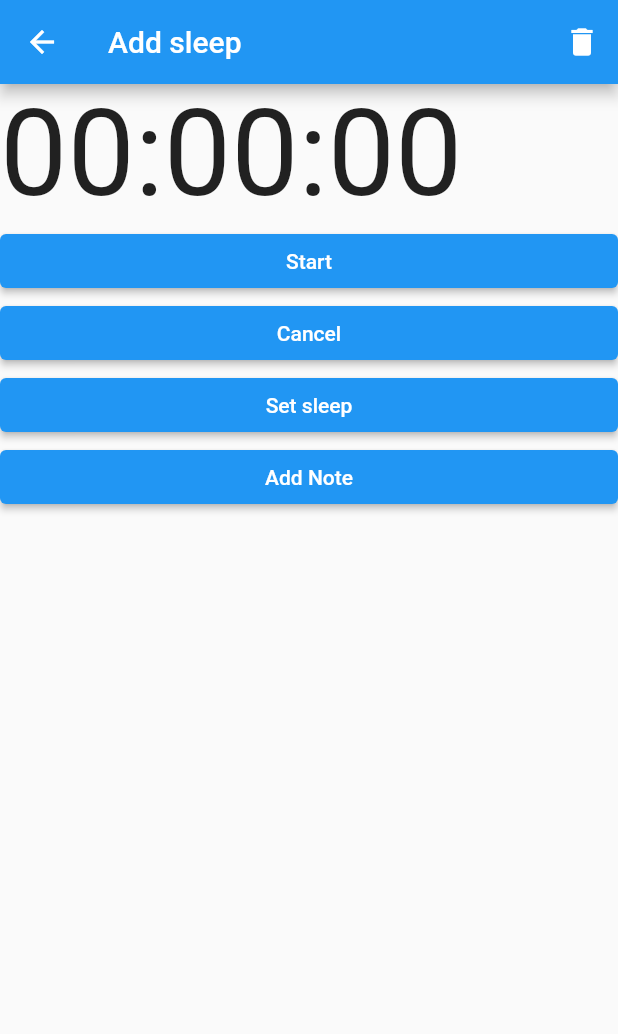
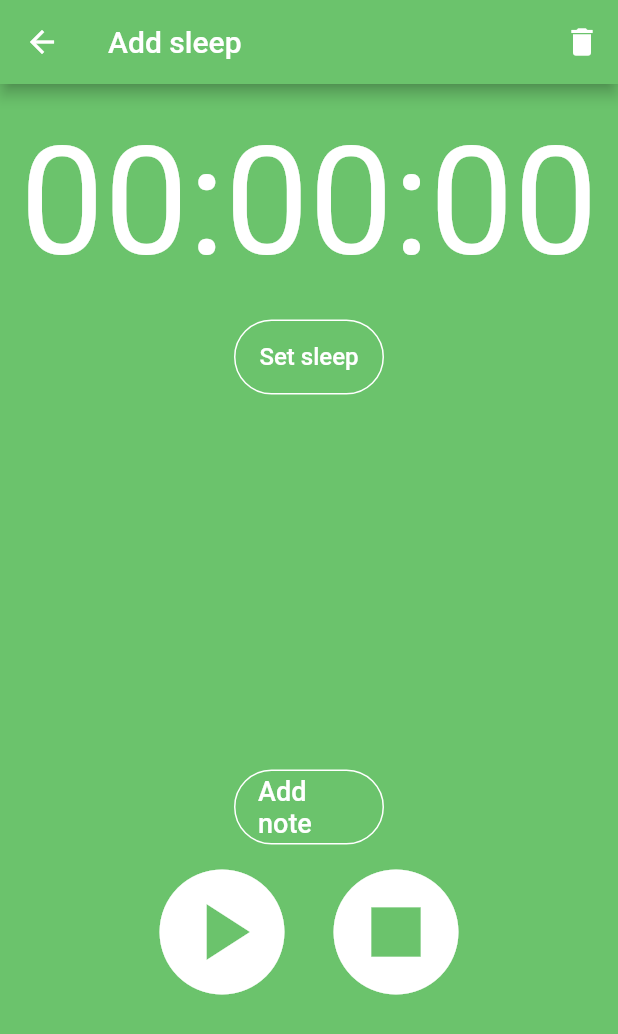
Before and after one commit to myanar7/Babify, a Flutter app: the screen it shows after launch, after a tap on the "add" icon, on a phone screen of 412 x 824 dp. Shown: the top 1034 px of the screen. Run offline on Flutter 3.47's test engine with Material 2 defaults, Android fonts, the phone set to English and light mode, and no system bars; our stand-ins replace flutter_datetime_picker, focused_menu, hooks_riverpod, image_picker, youtube_player_flutter; network calls fail.

Commit message:
design fixed

```diff
--- a/lib/View/home_page.dart
+++ b/lib/View/home_page.dart
@@ -2,7 +2,8 @@ import 'dart:io';
 
 import 'package:flutter/cupertino.dart';
 import 'package:flutter/material.dart';
-import 'package:flutter_application_1/View/sleep_page.dart';
+import 'package:flutter_application_1/View/deneme_page.dart';
+import 'package:flutter_application_1/View/timer_page.dart';
 import 'package:flutter_application_1/model/sleep_activity.dart';
 import 'package:flutter_application_1/model/timer_activity.dart';
 import 'package:flutter_application_1/model/tummy_activity.dart';
@@ -25,8 +26,8 @@ class _HomePageState extends ConsumerState<HomePage> {
   @override
   Widget build(BuildContext context) {
     _allTimerActivities = ref.watch(timerActivityProvider);
-    var sleepActivity = const SleepPage(activity: 'sleep');
-    var tummyActivity = const SleepPage(activity: 'tummy');
+    var sleepActivity = const TimerPage(activity: 'sleep');
+    var tummyActivity = const TimerPage(activity: 'tummy');
     return Scaffold(
       body: ListView(
         children: [
@@ -66,20 +67,8 @@ class _HomePageState extends ConsumerState<HomePage> {
       DatePicker.showDateTimePicker(context, onConfirm: ((time) {
         endTime = time;
         int totalMinute = (endTime.hour - startTime.hour) * 60 + (endTime.minute - startTime.minute);
-          int i=0;
-          for(; i<_allTimerActivities.length; i++){
-            if(_allTimerActivities[i].id == id){
-              ref.read(timerActivityProvider.notifier).remove(_allTimerActivities[i]);
-              break;
-            }
-          }
-          if(_allTimerActivities[i] is SleepActivity ){
-            TimerActivity sleepActivity = SleepActivity(id: const Uuid().v4(), startTime: startTime, finishTime: endTime, second: totalMinute, note: provNote);
-            ref.read(timerActivityProvider.notifier).addActivity(sleepActivity);
-          }else{
-            TimerActivity tummyActivity = TummyActivity(id: const Uuid().v4(), startTime: startTime, finishTime: endTime, second: totalMinute, note: provNote);
-            ref.read(timerActivityProvider.notifier).addActivity(tummyActivity);
-          }
+        ref.read(timerActivityProvider.notifier).edit(id, totalMinute, startTime, endTime, provNote);
+
         }));
     }
     );
--- a/lib/View/sleep_page.dart
+++ /dev/null
@@ -1,183 +0,0 @@
-import 'dart:async';
-
-import 'package:flutter/material.dart';
-import 'package:flutter_application_1/model/my_timer.dart';
-import 'package:flutter_application_1/model/sleep_activity.dart';
-import 'package:flutter_application_1/model/timer_activity.dart';
-import 'package:flutter_application_1/providers/all_providers.dart';
-import 'package:flutter_datetime_picker/flutter_datetime_picker.dart';
-import 'package:hooks_riverpod/hooks_riverpod.dart';
-import 'package:uuid/uuid.dart';
-import '../model/tummy_activity.dart';
-
-
-class SleepPage extends ConsumerStatefulWidget {
-  final String activity;
-  const SleepPage({Key? key, required this.activity}) : super(key: key);
-
-  @override
-  ConsumerState<SleepPage> createState() => _SleepPageState();
-}
-
-class _SleepPageState extends ConsumerState<SleepPage> {
-  String activity = '';
-  String note = '';
-  String provNote = '';
-  MyTimer timer = MyTimer();
-  DateTime startTime = DateTime.now();
-  DateTime endTime = DateTime.now();
-  var _dateController = true;
-  var _controller = false;
-
-
-  @override
-  void initState() {
-    super.initState();
-    timer.reset();
-    switch (widget.activity) {
-      case 'sleep':
-        activity = 'sleep';
-        break;
-      case 'tummy':
-        activity = 'tummy';
-        break;
-    }
-  }
-
-  @override
-  Widget build(BuildContext context) {
-    timer.buildTime();
-    return Scaffold(
-      appBar: AppBar(
-        title: Text('Add ' + activity),
-        actions: [
-          IconButton(
-              onPressed: () {
-                clearTimer();
-              },
-              icon: const Icon(Icons.delete))
-        ],
-      ),
-      body: ListView(
-        children: [
-          Text(
-            timer.hour + ':' + timer.minutes + ':' + timer.seconds,
-            style: const TextStyle(fontSize: 80),
-          ),
-          _controller
-              ? stopButton()
-              : startButton(),
-          cancelButton(),
-          setButton(context),
-          addNoteButton(context)
-        ],
-      ),
-    );
-  }
-
-  ElevatedButton addNoteButton(BuildContext context) {
-    return ElevatedButton(onPressed: (){
-          noteDialog(context);
-        }, child: const Text('Add Note'));
-  }
-
-  void noteDialog(BuildContext context) {
-    showDialog(context: context, builder: (context) => AlertDialog(
-      title: const Text("Add Note"),
-      content: TextField(autofocus: true, onChanged: (String value){
-        note = value;
-      },),
-      actions: [
-        TextButton(onPressed: (){
-          note = '';
-          Navigator.pop(context);
-        }, child: const Text('Cancel')),
-        TextButton(onPressed: (){
-          provNote = note;
-          Navigator.pop(context);
-        }, child: const Text('Ok'))
-      ],
-    ));
-  }
-
-  ElevatedButton setButton(BuildContext context) {
-    return ElevatedButton(onPressed: (){
-          setActivity(context);
-        }, child: Text('Set ' + activity));
-  }
-
-  void setActivity(BuildContext context) {
-    noteDialog(context);
-    DatePicker.showDateTimePicker(context, onConfirm: (time) {
-      startTime = time;
-      DatePicker.showDateTimePicker(context, onConfirm: ((time) {
-        endTime = time;
-        int totalMinute = findMinute();
-        if(activity == 'sleep'){
-          TimerActivity sleepActivity = SleepActivity(id: const Uuid().v4(), startTime: startTime, finishTime: endTime, second: totalMinute, note: provNote);
-                ref.read(timerActivityProvider.notifier).addActivity(sleepActivity);
-        }else{
-          TimerActivity tummyActivity = TummyActivity(id: const Uuid().v4(), startTime: startTime, finishTime: endTime, second: totalMinute, note: provNote);
-                ref.read(timerActivityProvider.notifier).addActivity(tummyActivity);
-        }
-      }));
-    }
-    );
-  }
-
-  ElevatedButton cancelButton() {
-    return ElevatedButton(
-            onPressed: () {
-              int second = timer.duration.inSeconds;
-              clearTimer();
-              endTime = DateTime.now();
-              if(activity == 'sleep'){
-                TimerActivity sleepActivity = SleepActivity(id: const Uuid().v4(), startTime: startTime, finishTime: endTime, second: second, note: provNote);
-                ref.read(timerActivityProvider.notifier).addActivity(sleepActivity);
-              }else{
-                TimerActivity tummyActivity = TummyActivity(id: const Uuid().v4(), startTime: startTime, finishTime: endTime, second: second, note: provNote);
-                ref.read(timerActivityProvider.notifier).addActivity(tummyActivity);
-              }
-            },
-            child: const Text('Cancel'));
-  }
-
-  ElevatedButton startButton() {
-    return ElevatedButton(
-                onPressed: () {
-                  timer.startTimer();
-                  _controller = true;
-                  if (_dateController) {
-                    _dateController = false;
-                    startTime = DateTime.now();
-                  }
-                  setState(() {});
-                },
-                child: const Text('Start'));
-  }
-
-  ElevatedButton stopButton() {
-    return ElevatedButton(
-                onPressed: () {
-                  timer.timer.cancel();
-                  _controller = false;
-                  setState(() {});
-                },
-                child: const Text('Stop'));
-  }
-
-  void clearTimer() {
-    timer.reset();
-    _controller = false;
-    timer.timer.cancel();
-    setState(() {});
-    _dateController = true;
-  }
-
-  int findMinute() {
-    int totalMinute = (endTime.hour - startTime.hour) * 60 + (endTime.minute - startTime.minute);
-    return totalMinute;
-  }
-
-
-}
--- /dev/null
+++ b/lib/View/timer_page.dart
@@ -0,0 +1,243 @@
+import 'dart:async';
+
+import 'package:flutter/material.dart';
+import 'package:flutter_application_1/model/my_timer.dart';
+import 'package:flutter_application_1/model/sleep_activity.dart';
+import 'package:flutter_application_1/model/timer_activity.dart';
+import 'package:flutter_application_1/providers/all_providers.dart';
+import 'package:flutter_datetime_picker/flutter_datetime_picker.dart';
+import 'package:hooks_riverpod/hooks_riverpod.dart';
+import 'package:uuid/uuid.dart';
+import '../model/tummy_activity.dart';
+
+class TimerPage extends ConsumerStatefulWidget {
+  final String activity;
+  const TimerPage({Key? key, required this.activity}) : super(key: key);
+
+  @override
+  ConsumerState<TimerPage> createState() => _SleepPageState();
+}
+
+class _SleepPageState extends ConsumerState<TimerPage> {
+  String activity = '';
+  int second = 0;
+  String note = '';
+  String provNote = '';
+  MyTimer timer = MyTimer();
+  DateTime startTime = DateTime.now();
+  DateTime endTime = DateTime.now();
+  late TimerActivity timerActivity;
+  var _dateController = true;
+  var _controller = false;
+  Color color = Color.fromARGB(255, 107, 195, 108);
+
+  @override
+  void initState() {
+    super.initState();
+    timer.reset();
+    switch (widget.activity) {
+      case 'sleep':
+        activity = 'sleep';
+        timerActivity = SleepActivity(
+            id: const Uuid().v4(),
+            startTime: startTime,
+            finishTime: endTime,
+            second: second,
+            note: provNote);
+        break;
+      case 'tummy':
+        activity = 'tummy';
+        color = Color.fromARGB(255, 100, 158, 205);
+        timerActivity = TummyActivity(
+            id: const Uuid().v4(),
+            startTime: startTime,
+            finishTime: endTime,
+            second: second,
+            note: provNote);
+        break;
+    }
+  }
+
+  @override
+  Widget build(BuildContext context) {
+    timer.buildTime();
+    return Scaffold(
+      backgroundColor: color,
+      appBar: AppBar(
+        backgroundColor: color,
+        title: Text('Add ' + activity),
+        actions: [
+          IconButton(
+              onPressed: () {
+                clearTimer();
+              },
+              icon: const Icon(Icons.delete))
+        ],
+      ),
+      body: Column(
+        children: [
+          Container(
+            padding: const EdgeInsets.fromLTRB(0, 20, 0, 20),
+            child: Text(
+              timer.hour + ':' + timer.minutes + ':' + timer.seconds,
+              style: const TextStyle(fontSize: 100, color: Colors.white),
+            ),
+          ),
+          Container(
+              child: setButton(context),
+              padding: const EdgeInsets.fromLTRB(0, 0, 0, 250)),
+          addNoteButton(context),
+          Row(
+            mainAxisAlignment: MainAxisAlignment.center,
+            children: [
+              Center(child: _controller ? stopButton() : startButton()),
+              cancelButton(),
+            ],
+          ),
+        ],
+      ),
+    );
+  }
+
+  Center addNoteButton(BuildContext context) {
+    return Center(
+      child: OutlinedButton(
+        style: OutlinedButton.styleFrom(
+          fixedSize: const Size(100, 50),
+          side: (const BorderSide(color: Colors.white)),
+          primary: Colors.white,
+          shape: const RoundedRectangleBorder(
+              borderRadius: BorderRadius.all(Radius.circular(30))),
+        ),
+        onPressed: () {
+          noteDialog(context);
+        },
+        child: const Text(
+          "Add note",
+          style: TextStyle(fontSize: 18),
+        ),
+      ),
+    );
+  }
+
+  void noteDialog(BuildContext context) {
+    showDialog(
+        context: context,
+        builder: (context) => AlertDialog(
+              title: const Text("Add Note"),
+              content: TextField(
+                autofocus: true,
+                onChanged: (String value) {
+                  note = value;
+                },
+              ),
+              actions: [
+                TextButton(
+                    onPressed: () {
+                      note = '';
+                      Navigator.pop(context);
+                    },
+                    child: const Text('Cancel')),
+                TextButton(
+                    onPressed: () {
+                      provNote = note;
+                      Navigator.pop(context);
+                    },
+                    child: const Text('Ok'))
+              ],
+            ));
+  }
+
+  Center setButton(BuildContext context) {
+    return Center(
+      child: OutlinedButton(
+          style: OutlinedButton.styleFrom(
+            fixedSize: const Size(100, 50),
+            side: (const BorderSide(color: Colors.white)),
+            primary: Colors.white,
+            shape: const RoundedRectangleBorder(
+                borderRadius: BorderRadius.all(Radius.circular(30))),
+          ),
+          onPressed: () {
+            setActivity(context);
+          },
+          child: Text(
+            'Set ' + activity,
+            style: const TextStyle(fontSize: 16),
+          )),
+    );
+  }
+
+  void setActivity(BuildContext context) {
+    noteDialog(context);
+    DatePicker.showDateTimePicker(context, onConfirm: (time) {
+      timerActivity.startTime = time;
+      DatePicker.showDateTimePicker(context, onConfirm: ((tim) {
+        timerActivity.finishTime = tim;
+        timerActivity.second = findMinute();
+        timerActivity.note = provNote;
+        ref.read(timerActivityProvider.notifier).addActivity(timerActivity);
+      }));
+    });
+  }
+
+  IconButton cancelButton() {
+    return IconButton(
+      icon: const Icon(Icons.stop_circle),
+      iconSize: 100,
+      color: Colors.white,
+      onPressed: () {
+        timerActivity.second = timer.duration.inSeconds;
+        clearTimer();
+        timerActivity.finishTime = DateTime.now();
+        timerActivity.startTime = startTime;
+        timerActivity.note = provNote;
+        ref.read(timerActivityProvider.notifier).addActivity(timerActivity);
+      },
+    );
+  }
+
+  IconButton startButton() {
+    return IconButton(
+      icon: const Icon(Icons.play_circle),
+      iconSize: 100,
+      color: Colors.white,
+      onPressed: () {
+        timer.startTimer();
+        _controller = true;
+        if (_dateController) {
+          _dateController = false;
+          startTime = DateTime.now();
+        }
+        setState(() {});
+      },
+    );
+  }
+
+  IconButton stopButton() {
+    return IconButton(
+      icon: const Icon(Icons.pause_circle),
+      iconSize: 100,
+      color: Colors.white,
+      onPressed: () {
+        timer.timer.cancel();
+        _controller = false;
+        setState(() {});
+      },
+    );
+  }
+
+  void clearTimer() {
+    timer.reset();
+    _controller = false;
+    timer.timer.cancel();
+    setState(() {});
+    _dateController = true;
+  }
+
+  int findMinute() {
+    int totalMinute = (endTime.hour - startTime.hour) * 60 +
+        (endTime.minute - startTime.minute);
+    return totalMinute;
+  }
+}
```
Also changed, not shown: lib/providers/timer_activity_manager.dart (+17 -0 lines).
